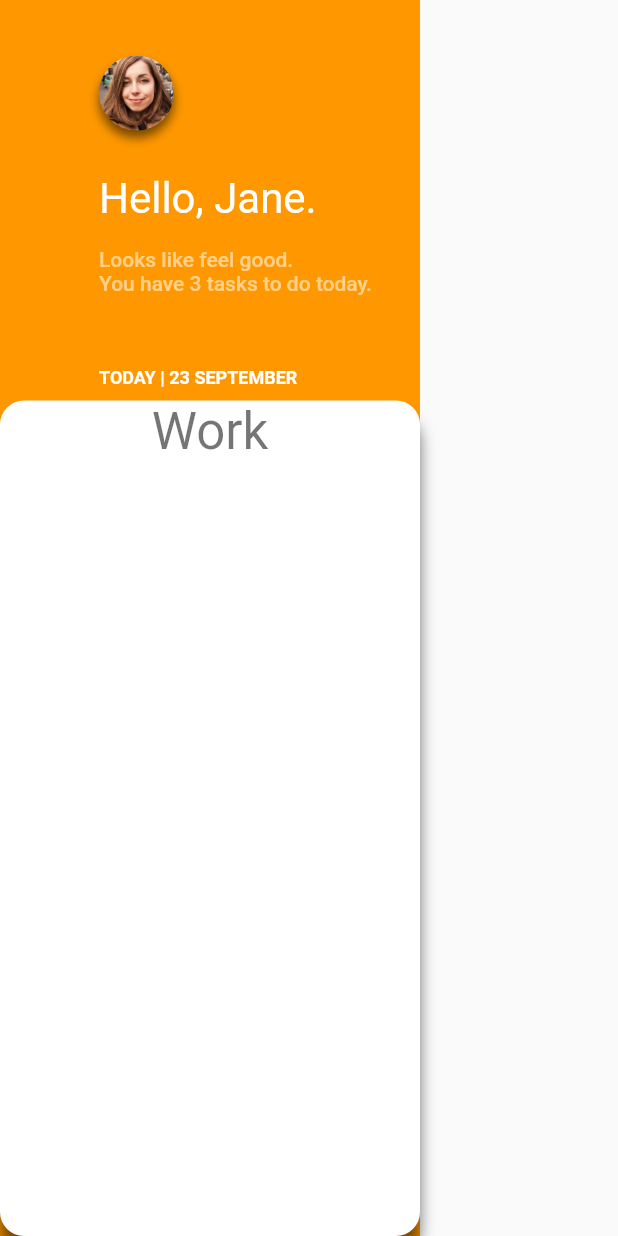
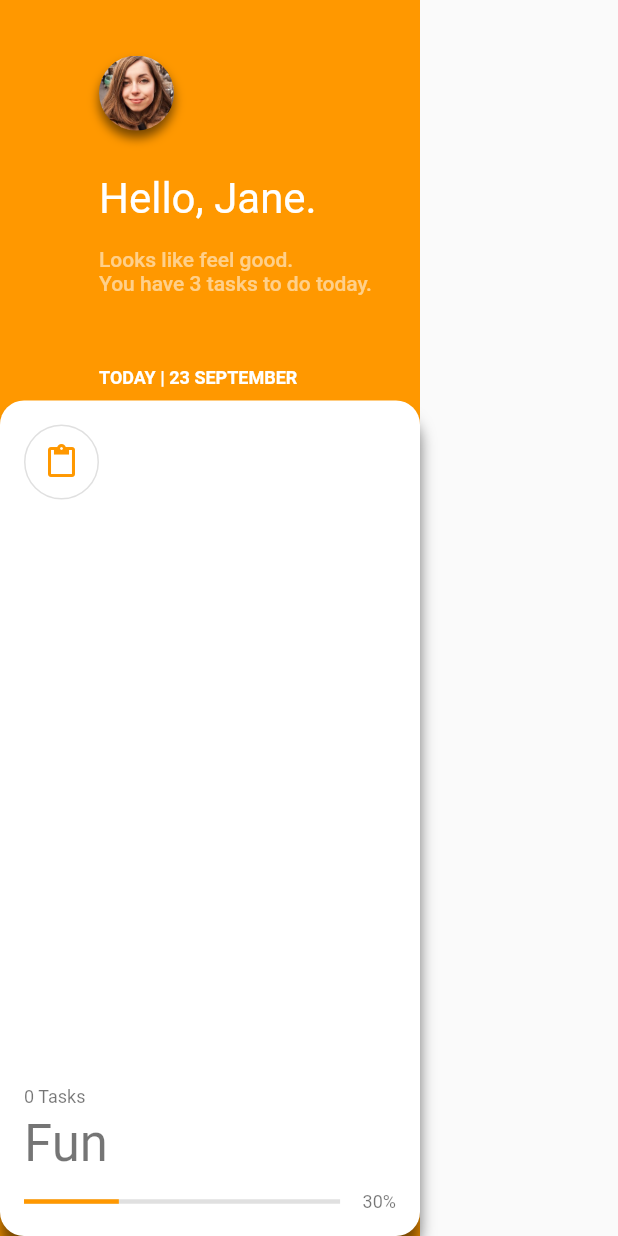
Before and after one commit to ariedov/flutter_ui_challenge_todo, a Flutter app: the screen it shows after launch, on a phone screen of 412 x 824 dp. Run offline on Flutter 3.47's test engine with Material 2 defaults, Android fonts, the phone set to English and light mode, and no system bars; missing offline and left inert: snaplist.

Commit message:
updates card layout

```diff
--- /dev/null
+++ b/lib/category_card.dart
@@ -0,0 +1,86 @@
+import 'package:flutter/material.dart';
+import 'package:flutter_todo/model.dart';
+
+class CategoryCard extends StatelessWidget {
+  final Size size;
+  final Category category;
+
+  CategoryCard({
+    Key key,
+    @required this.size,
+    @required this.category,
+  }) : super(key: key) {
+    assert(this.size != null);
+    assert(this.category != null);
+  }
+
+  @override
+  Widget build(BuildContext context) {
+    return Container(
+      decoration: BoxDecoration(
+        color: Colors.white,
+        borderRadius: BorderRadius.circular(16.0),
+        boxShadow: <BoxShadow>[
+          BoxShadow(
+              color: Colors.black54, blurRadius: 8.0, offset: Offset(0.0, 12.0))
+        ],
+      ),
+      child: SizedBox(
+        width: size.width,
+        height: size.height,
+        child: Padding(
+          padding: const EdgeInsets.all(16.0),
+          child: Column(
+            crossAxisAlignment: CrossAxisAlignment.start,
+            children: <Widget>[
+              // image
+              Expanded(
+                child: Align(
+                  alignment: Alignment.topLeft,
+                  child: Container(
+                    padding: EdgeInsets.all(12.0),
+                    decoration: BoxDecoration(
+                      shape: BoxShape.circle,
+                      border: Border.all(
+                          color: Colors.black12, style: BorderStyle.solid),
+                    ),
+                    child: Icon(
+                      category.icon,
+                      color: category.color,
+                    ),
+                  ),
+                ),
+              ),
+              Text("${category.tasks.length} Tasks",
+                  style: Theme.of(context).textTheme.subhead),
+              SizedBox(height: 4.0),
+              Text(category.title, style: Theme.of(context).textTheme.display1),
+              SizedBox(height: 12.0),
+              Row(
+                children: <Widget>[
+                  Expanded(
+                    child: SizedBox(
+                      height: 3.0,
+                      child: LinearProgressIndicator(
+                        value: 0.3,
+                        backgroundColor: Colors.black12,
+                        valueColor: AlwaysStoppedAnimation(category.color),
+                      ),
+                    ),
+                  ),
+                  SizedBox(
+                    width: 15.0,
+                  ),
+                  Text(
+                    "30%",
+                    style: Theme.of(context).textTheme.subhead,
+                  ),
+                ],
+              ),
+            ],
+          ),
+        ),
+      ),
+    );
+  }
+}
--- a/lib/main.dart
+++ b/lib/main.dart
@@ -14,6 +14,7 @@ class MyApp extends StatelessWidget {
           body1: TextStyle(color: Colors.white, fontSize: 28.0),
           body2: TextStyle(color: Colors.white54, fontSize: 14.0),
           caption: TextStyle(color: Colors.white, fontSize: 12.0, fontWeight: FontWeight.bold),
+          subhead: TextStyle(color: Colors.black54, fontSize: 12.0),
         )
       ),
       home: MyHomePage(title: 'Flutter Demo Home Page'),
--- /dev/null
+++ b/lib/model.dart
@@ -0,0 +1,18 @@
+import 'package:flutter/material.dart';
+
+class Category {
+
+  final IconData icon;
+  final Color color;
+  final String title;
+  final List<Task> tasks;
+
+  Category(this.icon, this.color, this.title, this.tasks);
+}
+
+class Task {
+  final String name;
+  final bool done;
+
+  Task(this.name, this.done);
+}
--- a/lib/projects_screen.dart
+++ b/lib/projects_screen.dart
@@ -1,5 +1,7 @@
 import 'package:flutter/material.dart';
+import 'package:flutter_todo/category_card.dart';
 import 'package:flutter_todo/circular_image.dart';
+import 'package:flutter_todo/model.dart';
 import 'package:snaplist/snaplist.dart';
 
 class ProjectsScreen extends StatefulWidget {
@@ -17,7 +19,7 @@ class _ProjectScreenState extends State<ProjectsScreen> {
     return Container(
       color: Colors.orange,
       child: SafeArea(
-              child: Stack(
+        child: Stack(
           children: <Widget>[
             Column(
               crossAxisAlignment: CrossAxisAlignment.start,
@@ -55,7 +57,10 @@ class _ProjectScreenState extends State<ProjectsScreen> {
                 SizedBox(height: 48.0),
                 Padding(
                   padding: EdgeInsets.only(left: horizontalPadding),
-                  child: Text("today | 23 september".toUpperCase(), style: Theme.of(context).textTheme.caption,),
+                  child: Text(
+                    "today | 23 september".toUpperCase(),
+                    style: Theme.of(context).textTheme.caption,
+                  ),
                 ),
                 SizedBox(height: 8.0),
                 Expanded(
@@ -69,31 +74,9 @@ class _ProjectScreenState extends State<ProjectsScreen> {
                       count: 3,
                       builder: (context, data) {
                         final position = data.current;
-                        return Container(
-                          decoration: BoxDecoration(
-                            color: Colors.white,
-                            borderRadius: BorderRadius.circular(16.0),
-                            boxShadow: <BoxShadow>[
-                              BoxShadow(
-                                color: Colors.black54,
-                                blurRadius: 8.0,
-                                offset: Offset(0.0, 12.0)
-                              )
-                            ],
-                          ),
-                          child: SizedBox(
-                            width: itemSize.width,
-                            height: itemSize.height,
-                            child: Column(
-                              children: <Widget>[
-                                // image
-                                Expanded(
-                                  child: Text("Work",
-                                      style: Theme.of(context).textTheme.display1),
-                                ),
-                              ],
-                            ),
-                          ),
+                        return CategoryCard(
+                          size: itemSize,
+                          category: Category(Icons.content_paste, Colors.orange, "Fun", []),
                         );
                       },
                     ),
```
